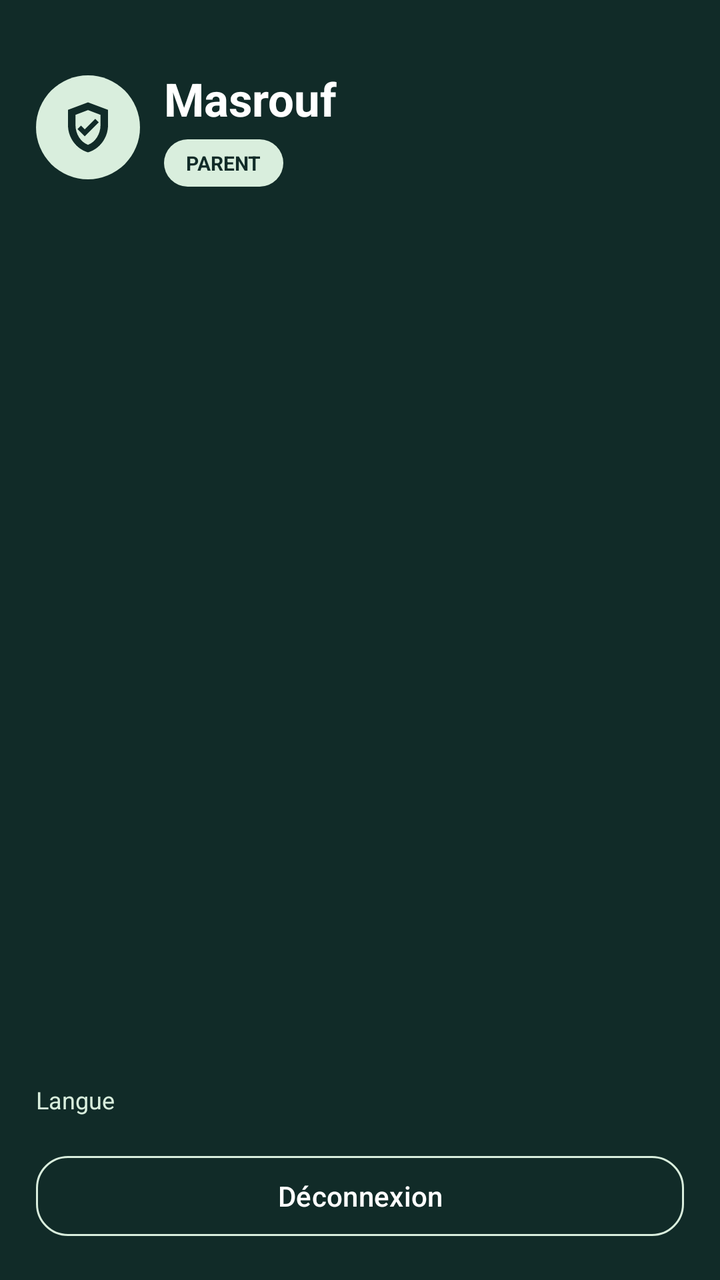
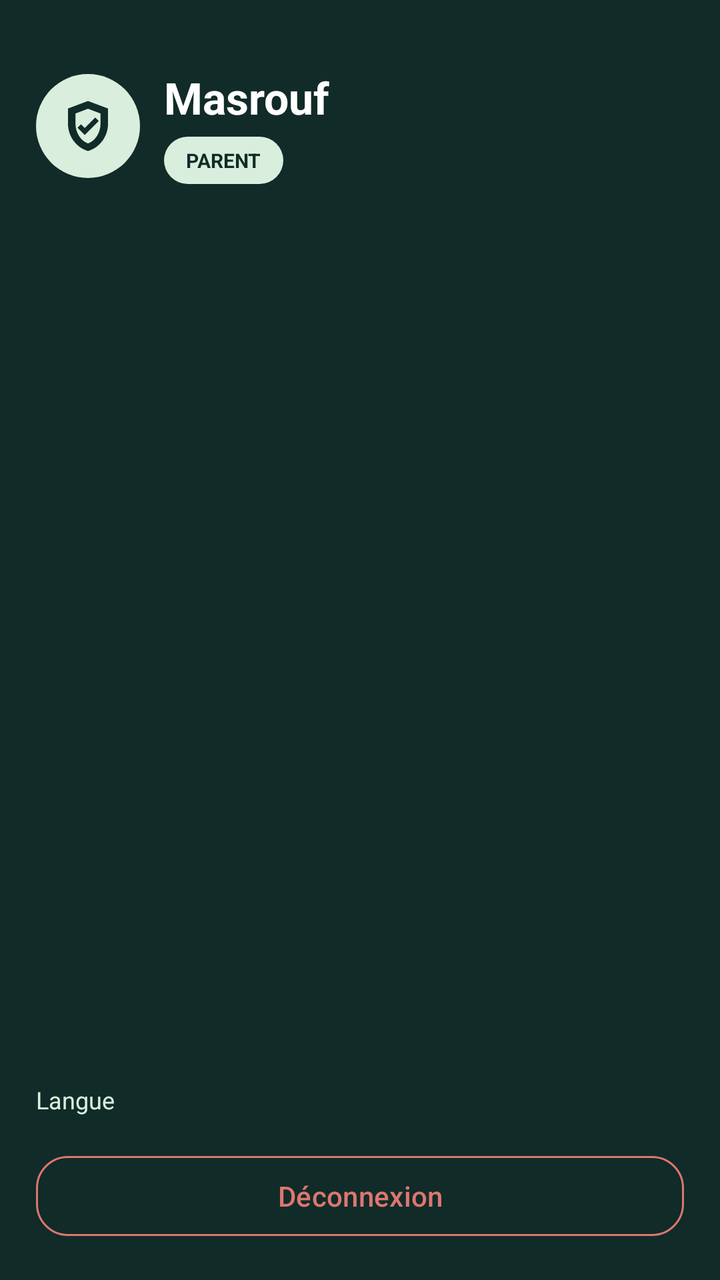

Compare the two renders of this Android layout. The source of the first and the diff that turns it into the second are given below.
<!-- AndroidManifest.xml: application theme Theme.Masrouf1 -->
<!-- res/layout/drawer_admin.xml -->
<?xml version="1.0" encoding="utf-8"?>
<LinearLayout xmlns:android="http://schemas.android.com/apk/res/android"
    xmlns:app="http://schemas.android.com/apk/res-auto"
    xmlns:tools="http://schemas.android.com/tools"
    android:id="@+id/admin_drawer_panel"
    android:layout_width="320dp"
    android:layout_height="match_parent"
    android:layout_gravity="start"
    android:background="@color/forest"
    android:elevation="16dp"
    android:orientation="vertical"
    android:paddingStart="18dp"
    android:paddingTop="34dp"
    android:paddingEnd="18dp"
    android:paddingBottom="18dp"
    tools:visibility="visible">
    <LinearLayout android:layout_width="match_parent" android:layout_height="wrap_content" android:gravity="center_vertical" android:orientation="horizontal">
        <ImageView android:layout_width="52dp" android:layout_height="52dp" android:background="@drawable/badge_background" android:contentDescription="@string/parent_shield" android:padding="11dp" android:src="@drawable/ic_shield" app:tint="@color/forest" />
        <LinearLayout android:layout_width="0dp" android:layout_height="wrap_content" android:layout_marginStart="12dp" android:layout_weight="1" android:orientation="vertical">
            <TextView android:layout_width="wrap_content" android:layout_height="wrap_content" android:text="@string/app_name" android:textColor="@color/alabaster" android:textSize="23sp" android:textStyle="bold" />
            <TextView android:id="@+id/admin_drawer_badge" android:layout_width="wrap_content" android:layout_height="wrap_content" android:layout_marginTop="5dp" android:background="@drawable/badge_background" android:paddingHorizontal="11dp" android:paddingVertical="5dp" android:text="@string/drawer_parent" android:textColor="@color/forest" android:textSize="10sp" android:textStyle="bold" />
        </LinearLayout>
    </LinearLayout>
    <LinearLayout android:id="@+id/admin_drawer_menu_items" android:layout_width="match_parent" android:layout_height="0dp" android:layout_marginTop="22dp" android:layout_weight="1" android:orientation="vertical" />
    <TextView android:layout_width="wrap_content" android:layout_height="wrap_content" android:layout_marginBottom="7dp" android:text="@string/drawer_language" android:textColor="@color/mint" android:textSize="12sp" />
    <LinearLayout android:id="@+id/admin_language_buttons" android:layout_width="match_parent" android:layout_height="wrap_content" android:orientation="horizontal" />
    <com.google.android.material.button.MaterialButton android:id="@+id/admin_logout" style="@style/Widget.Material3.Button.OutlinedButton" android:layout_width="match_parent" android:layout_height="wrap_content" android:layout_marginTop="9dp" android:text="@string/logout" android:textColor="@color/alabaster" app:cornerRadius="16dp" app:strokeColor="@color/mint" />
</LinearLayout>
<!-- resources referenced by this layout -->
<resources>
  <style name="Base.Theme.Masrouf1" parent="Theme.Material3.DayNight.NoActionBar">
          <item name="colorPrimary">@color/forest</item>
          <item name="colorOnPrimary">@color/alabaster</item>
          <item name="colorSecondary">@color/emerald</item>
          <item name="colorOnSecondary">@color/alabaster</item>
          <item name="android:colorAccent">@color/emerald</item>
          <item name="android:windowLightStatusBar">true</item>
          <item name="android:statusBarColor">@color/cream</item>
          <item name="android:navigationBarColor">@color/cream</item>
          <item name="android:windowBackground">@color/cream</item>
      </style>
  <!-- unchanged entries left out for length: 13 -->
</resources>

<!-- the commit's change to res/layout/drawer_admin.xml (unified diff, before → after) -->
@@ -3,7 +3,7 @@
     xmlns:app="http://schemas.android.com/apk/res-auto"
     xmlns:tools="http://schemas.android.com/tools"
     android:id="@+id/admin_drawer_panel"
-    android:layout_width="320dp"
+    android:layout_width="@dimen/drawer_width"
     android:layout_height="match_parent"
     android:layout_gravity="start"
     android:background="@color/forest"
@@ -17,12 +17,13 @@
     <LinearLayout android:layout_width="match_parent" android:layout_height="wrap_content" android:gravity="center_vertical" android:orientation="horizontal">
         <ImageView android:layout_width="52dp" android:layout_height="52dp" android:background="@drawable/badge_background" android:contentDescription="@string/parent_shield" android:padding="11dp" android:src="@drawable/ic_shield" app:tint="@color/forest" />
         <LinearLayout android:layout_width="0dp" android:layout_height="wrap_content" android:layout_marginStart="12dp" android:layout_weight="1" android:orientation="vertical">
-            <TextView android:layout_width="wrap_content" android:layout_height="wrap_content" android:text="@string/app_name" android:textColor="@color/alabaster" android:textSize="23sp" android:textStyle="bold" />
+            <TextView android:layout_width="wrap_content" android:layout_height="wrap_content" android:text="@string/app_name" android:textColor="@color/alabaster" android:textSize="22sp" android:textStyle="bold" />
+            <TextView android:id="@+id/admin_drawer_user_name" android:layout_width="wrap_content" android:layout_height="wrap_content" android:layout_marginTop="2dp" android:ellipsize="end" android:maxLines="1" android:textColor="@color/mint" android:textSize="13sp" android:textStyle="bold" android:visibility="gone" />
             <TextView android:id="@+id/admin_drawer_badge" android:layout_width="wrap_content" android:layout_height="wrap_content" android:layout_marginTop="5dp" android:background="@drawable/badge_background" android:paddingHorizontal="11dp" android:paddingVertical="5dp" android:text="@string/drawer_parent" android:textColor="@color/forest" android:textSize="10sp" android:textStyle="bold" />
         </LinearLayout>
     </LinearLayout>
     <LinearLayout android:id="@+id/admin_drawer_menu_items" android:layout_width="match_parent" android:layout_height="0dp" android:layout_marginTop="22dp" android:layout_weight="1" android:orientation="vertical" />
     <TextView android:layout_width="wrap_content" android:layout_height="wrap_content" android:layout_marginBottom="7dp" android:text="@string/drawer_language" android:textColor="@color/mint" android:textSize="12sp" />
     <LinearLayout android:id="@+id/admin_language_buttons" android:layout_width="match_parent" android:layout_height="wrap_content" android:orientation="horizontal" />
-    <com.google.android.material.button.MaterialButton android:id="@+id/admin_logout" style="@style/Widget.Material3.Button.OutlinedButton" android:layout_width="match_parent" android:layout_height="wrap_content" android:layout_marginTop="9dp" android:text="@string/logout" android:textColor="@color/alabaster" app:cornerRadius="16dp" app:strokeColor="@color/mint" />
+    <com.google.android.material.button.MaterialButton android:id="@+id/admin_logout" style="@style/Widget.Material3.Button.OutlinedButton" android:layout_width="match_parent" android:layout_height="wrap_content" android:layout_marginTop="9dp" android:text="@string/logout" android:textColor="@color/coral" app:cornerRadius="16dp" app:strokeColor="@color/coral" />
 </LinearLayout>
<!-- resource entries referenced after the edit -->
@@ -1,15 +1,123 @@
 <!-- resources referenced by this layout -->
 <resources>
+  <color name="coral">#DC7770</color>
+  <dimen name="drawer_width">280dp</dimen>
   <style name="Base.Theme.Masrouf1" parent="Theme.Material3.DayNight.NoActionBar">
+          
           <item name="colorPrimary">@color/forest</item>
           <item name="colorOnPrimary">@color/alabaster</item>
+          <item name="colorPrimaryContainer">@color/mint</item>
+          <item name="colorOnPrimaryContainer">@color/forest</item>
           <item name="colorSecondary">@color/emerald</item>
           <item name="colorOnSecondary">@color/alabaster</item>
+          <item name="colorSecondaryContainer">@color/mint_light</item>
+          <item name="colorOnSecondaryContainer">@color/forest</item>
+          <item name="colorTertiary">@color/mint_accent</item>
+          <item name="colorOnTertiary">@color/forest</item>
+          <item name="colorTertiaryContainer">@color/mint</item>
+          <item name="colorOnTertiaryContainer">@color/forest</item>
+  
+          
+          <item name="colorControlActivated">@color/emerald</item>
+          <item name="colorControlHighlight">@color/mint</item>
+          <item name="colorControlNormal">@color/muted_green</item>
+          <item name="colorAccent">@color/emerald</item>
           <item name="android:colorAccent">@color/emerald</item>
+          <item name="android:textColorHighlight">@color/mint</item>
+  
+          
+          <item name="colorSurface">@color/alabaster</item>
+          <item name="colorOnSurface">@color/forest</item>
+          <item name="colorSurfaceVariant">@color/cream</item>
+          <item name="colorOnSurfaceVariant">@color/muted_green</item>
+          <item name="colorSurfaceContainerLowest">@color/alabaster</item>
+          <item name="colorSurfaceContainerLow">@color/cream</item>
+          <item name="colorSurfaceContainer">@color/cream</item>
+          <item name="colorSurfaceContainerHigh">@color/mint</item>
+          <item name="colorSurfaceContainerHighest">@color/mint</item>
+          <item name="android:colorBackground">@color/cream</item>
+          <item name="colorOnBackground">@color/forest</item>
+  
+          
+          <item name="colorError">@color/coral</item>
+          <item name="colorOnError">@color/alabaster</item>
+  
+          
+          <item name="colorOutline">@color/card_border</item>
+          <item name="colorOutlineVariant">@color/card_border</item>
+  
+          
+          <item name="android:textColorPrimary">@color/forest</item>
+          <item name="android:textColorSecondary">@color/muted_green</item>
+          <item name="android:textColorHint">@color/muted_green</item>
+  
+          
           <item name="android:windowLightStatusBar">true</item>
           <item name="android:statusBarColor">@color/cream</item>
           <item name="android:navigationBarColor">@color/cream</item>
           <item name="android:windowBackground">@color/cream</item>
+  
+          
+          <item name="android:colorEdgeEffect">@color/mint_accent</item>
+  
+          
+          <item name="textInputStyle">@style/Widget.Masrouf.TextInputLayout</item>
+          <item name="chipStyle">@style/Widget.Masrouf.Chip</item>
+          <item name="materialButtonOutlinedStyle">@style/Widget.Masrouf.Button.Outlined</item>
+          <item name="materialAlertDialogTheme">@style/ThemeOverlay.Masrouf.AlertDialog</item>
+          
+          <item name="editTextStyle">@style/Widget.Masrouf.EditText</item>
+          
+          <item name="android:textColor">@color/ink</item>
+          
+          <item name="materialButtonStyle">@style/Widget.Masrouf.Button.Material</item>
+      </style>
+  <color name="mint_light">#D9EEDD</color>
+  <color name="mint_accent">#85B8A5</color>
+  <color name="muted_green">#61746D</color>
+  <color name="card_border">#E2E7DF</color>
+  <style name="Widget.Masrouf.TextInputLayout" parent="Widget.Material3.TextInputLayout.OutlinedBox">
+          <item name="boxBackgroundColor">@color/alabaster</item>
+          <item name="boxStrokeColor">@color/text_input_stroke_color</item>
+          <item name="hintEnabled">false</item>
+          <item name="hintTextColor">@color/text_input_label_color</item>
+          <item name="android:textColorHint">@color/muted_green</item>
+          <item name="boxCornerRadiusTopStart">12dp</item>
+          <item name="boxCornerRadiusTopEnd">12dp</item>
+          <item name="boxCornerRadiusBottomStart">12dp</item>
+          <item name="boxCornerRadiusBottomEnd">12dp</item>
+      </style>
+  <style name="Widget.Masrouf.Chip" parent="Widget.Material3.Chip.Filter">
+          <item name="chipBackgroundColor">@color/chip_background_color</item>
+          <item name="chipStrokeColor">@color/chip_stroke_color</item>
+          <item name="chipStrokeWidth">1dp</item>
+          <item name="android:textColor">@color/forest</item>
+          <item name="checkedIconTint">@color/emerald</item>
+      </style>
+  <style name="Widget.Masrouf.Button.Outlined" parent="Widget.Material3.Button.OutlinedButton">
+          <item name="android:textColor">@color/forest</item>
+          <item name="strokeColor">@color/forest</item>
+          <item name="iconTint">@color/forest</item>
+      </style>
+  <style name="ThemeOverlay.Masrouf.AlertDialog" parent="ThemeOverlay.Material3.MaterialAlertDialog">
+          <item name="colorPrimary">@color/forest</item>
+          <item name="colorSecondary">@color/emerald</item>
+          <item name="colorSurface">@color/alabaster</item>
+          <item name="colorSurfaceContainerHigh">@color/alabaster</item>
+          <item name="buttonBarPositiveButtonStyle">@style/Widget.Masrouf.DialogButton</item>
+          <item name="buttonBarNegativeButtonStyle">@style/Widget.Masrouf.DialogButton</item>
+          <item name="buttonBarNeutralButtonStyle">@style/Widget.Masrouf.DialogButton</item>
+      </style>
+  <style name="Widget.Masrouf.EditText" parent="Widget.AppCompat.EditText">
+          <item name="android:textColor">@color/ink</item>
+          <item name="android:textColorHint">@color/muted_green</item>
+      </style>
+  <color name="ink">#112B28</color>
+  <style name="Widget.Masrouf.Button.Material" parent="Widget.Material3.Button">
+          <item name="android:minHeight">48dp</item>
+      </style>
+  <style name="Widget.Masrouf.DialogButton" parent="Widget.Material3.Button.TextButton.Dialog">
+          <item name="android:textColor">@color/emerald</item>
       </style>
   <!-- unchanged entries left out for length: 13 -->
 </resources>
